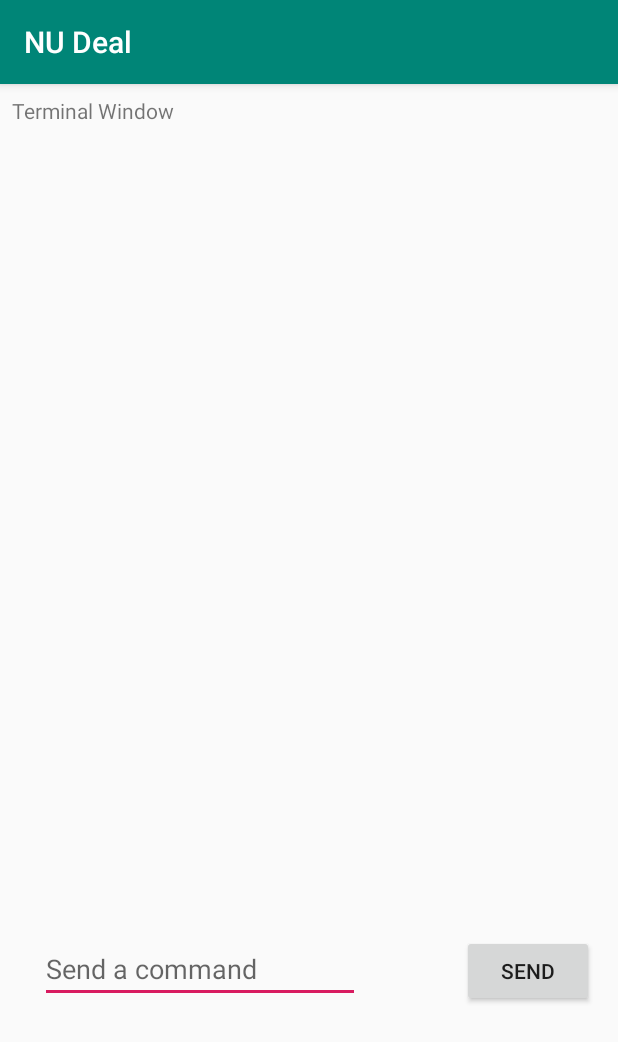
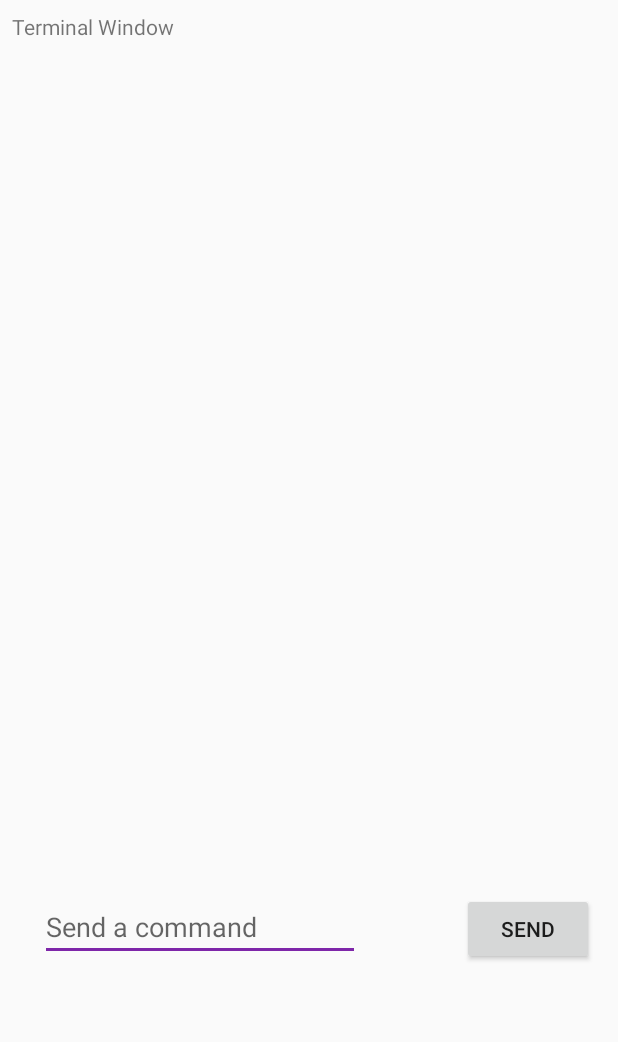
Before and after one commit to mseckykoebel/NUDeal, an Android app: the screen it shows after launch (MainActivity), on a phone screen of 412 x 824 dp. Shown: the top 1042 px of the screen. Run offline under Robolectric (Android 15) with nearby library versions, the phone set to English and light mode, and no system bars.

```diff
--- a/app/src/main/AndroidManifest.xml
+++ b/app/src/main/AndroidManifest.xml
@@ -1,11 +1,11 @@
 <?xml version="1.0" encoding="utf-8"?>
 <manifest xmlns:android="http://schemas.android.com/apk/res/android"
     package="com.example.jameswilliams.nu_deal">
-
     <!-- To auto-complete the email text field in the login form with the user's emails -->
     <uses-permission android:name="android.permission.GET_ACCOUNTS" />
     <uses-permission android:name="android.permission.READ_PROFILE" />
     <uses-permission android:name="android.permission.READ_CONTACTS" />
+    <uses-permission android:name="android.permission.INTERNET" />
 
     <application
         android:allowBackup="true"
@@ -14,6 +14,10 @@
         android:roundIcon="@mipmap/ic_launcher_round"
         android:supportsRtl="true"
         android:theme="@style/AppTheme">
+        <activity
+            android:name=".LoginActivity"
+            android:label="@string/title_activity_login"
+            android:theme="@style/AppTheme.NoActionBar"></activity>
         <activity android:name=".MainActivity">
             <intent-filter>
                 <action android:name="android.intent.action.MAIN" />
--- a/app/src/main/res/values/colors.xml
+++ b/app/src/main/res/values/colors.xml
@@ -1,6 +1,6 @@
 <?xml version="1.0" encoding="utf-8"?>
 <resources>
-    <color name="colorPrimary">#008577</color>
-    <color name="colorPrimaryDark">#00574B</color>
-    <color name="colorAccent">#D81B60</color>
+    <color name="colorPrimary">#ffffff</color>
+    <color name="colorPrimaryDark">#ffffff</color>
+    <color name="colorAccent">#7E26A9</color>
 </resources>
--- a/app/src/main/res/values/dimens.xml
+++ b/app/src/main/res/values/dimens.xml
@@ -2,4 +2,5 @@
     <!-- Default screen margins, per the Android Design guidelines. -->
     <dimen name="activity_horizontal_margin">16dp</dimen>
     <dimen name="activity_vertical_margin">16dp</dimen>
+    <dimen name="fab_margin">16dp</dimen>
 </resources>
--- a/app/src/main/res/values/styles.xml
+++ b/app/src/main/res/values/styles.xml
@@ -1,11 +1,20 @@
 <resources>
 
     <!-- Base application theme. -->
-    <style name="AppTheme" parent="Theme.AppCompat.Light.DarkActionBar">
+    <style name="AppTheme" parent="Theme.AppCompat.Light.NoActionBar">
         <!-- Customize your theme here. -->
         <item name="colorPrimary">@color/colorPrimary</item>
         <item name="colorPrimaryDark">@color/colorPrimaryDark</item>
         <item name="colorAccent">@color/colorAccent</item>
     </style>
 
+    <style name="AppTheme.NoActionBar">
+        <item name="windowActionBar">false</item>
+        <item name="windowNoTitle">true</item>
+    </style>
+
+    <style name="AppTheme.AppBarOverlay" parent="ThemeOverlay.AppCompat.Dark.ActionBar" />
+
+    <style name="AppTheme.PopupOverlay" parent="ThemeOverlay.AppCompat.Light" />
+
 </resources>
```
